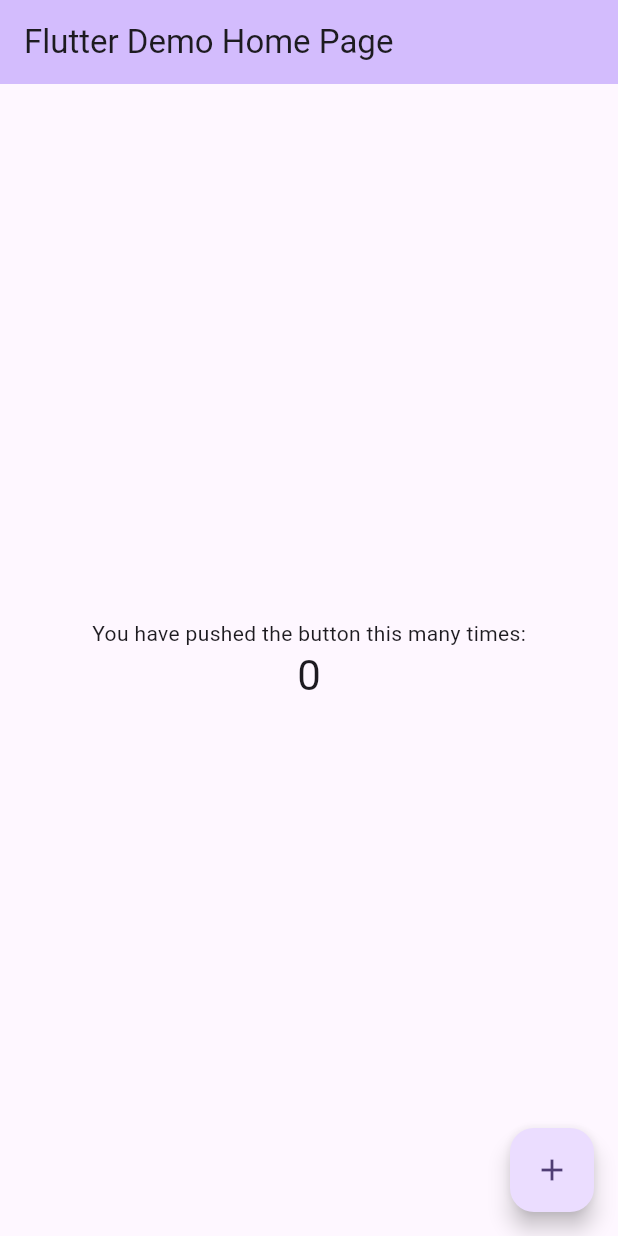
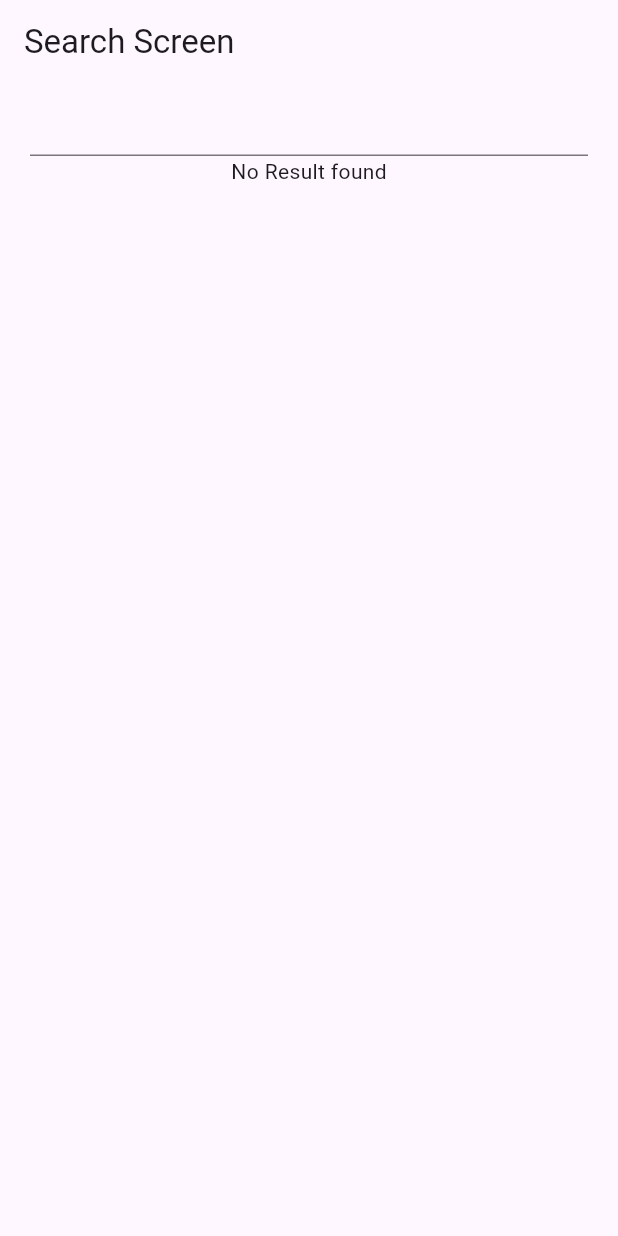
Before and after one commit to RRKawchar/flutter_practices, a Flutter app: the screen it shows after launch, on a phone screen of 412 x 824 dp. Run offline on Flutter 3.47's test engine with Material 2 defaults, Android fonts, the phone set to English and light mode, and no system bars; our stand-ins replace get.

Commit message:
array test

```diff
--- a/lib/main.dart
+++ b/lib/main.dart
@@ -1,4 +1,8 @@
 import 'package:flutter/material.dart';
+import 'package:get/get.dart';
+import 'package:github_test2/view/array_list_check/array_list_check.dart';
+import 'package:github_test2/view/array_list_check/combine_array.dart';
+import 'package:github_test2/view/array_list_check/search_screen.dart';
 
 void main() {
   runApp(const MyApp());
@@ -10,116 +14,13 @@ class MyApp extends StatelessWidget {
   // This widget is the root of your application.
   @override
   Widget build(BuildContext context) {
-    return MaterialApp(
+    return GetMaterialApp(
       title: 'Flutter Demo',
       theme: ThemeData(
-        // This is the theme of your application.
-        //
-        // TRY THIS: Try running your application with "flutter run". You'll see
-        // the application has a blue toolbar. Then, without quitting the app,
-        // try changing the seedColor in the colorScheme below to Colors.green
-        // and then invoke "hot reload" (save your changes or press the "hot
-        // reload" button in a Flutter-supported IDE, or press "r" if you used
-        // the command line to start the app).
-        //
-        // Notice that the counter didn't reset back to zero; the application
-        // state is not lost during the reload. To reset the state, use hot
-        // restart instead.
-        //
-        // This works for code too, not just values: Most code changes can be
-        // tested with just a hot reload.
         colorScheme: ColorScheme.fromSeed(seedColor: Colors.deepPurple),
         useMaterial3: true,
       ),
-      home: const MyHomePage(title: 'Flutter Demo Home Page'),
+      home:const SearchScreen(),
     );
   }
 }
-
-class MyHomePage extends StatefulWidget {
-  const MyHomePage({super.key, required this.title});
-
-  // This widget is the home page of your application. It is stateful, meaning
-  // that it has a State object (defined below) that contains fields that affect
-  // how it looks.
-
-  // This class is the configuration for the state. It holds the values (in this
-  // case the title) provided by the parent (in this case the App widget) and
-  // used by the build method of the State. Fields in a Widget subclass are
-  // always marked "final".
-
-  final String title;
-
-  @override
-  State<MyHomePage> createState() => _MyHomePageState();
-}
-
-class _MyHomePageState extends State<MyHomePage> {
-  int _counter = 0;
-
-  void _incrementCounter() {
-    setState(() {
-      // This call to setState tells the Flutter framework that something has
-      // changed in this State, which causes it to rerun the build method below
-      // so that the display can reflect the updated values. If we changed
-      // _counter without calling setState(), then the build method would not be
-      // called again, and so nothing would appear to happen.
-      _counter++;
-    });
-  }
-
-  @override
-  Widget build(BuildContext context) {
-    // This method is rerun every time setState is called, for instance as done
-    // by the _incrementCounter method above.
-    //
-    // The Flutter framework has been optimized to make rerunning build methods
-    // fast, so that you can just rebuild anything that needs updating rather
-    // than having to individually change instances of widgets.
-    return Scaffold(
-      appBar: AppBar(
-        // TRY THIS: Try changing the color here to a specific color (to
-        // Colors.amber, perhaps?) and trigger a hot reload to see the AppBar
-        // change color while the other colors stay the same.
-        backgroundColor: Theme.of(context).colorScheme.inversePrimary,
-        // Here we take the value from the MyHomePage object that was created by
-        // the App.build method, and use it to set our appbar title.
-        title: Text(widget.title),
-      ),
-      body: Center(
-        // Center is a layout widget. It takes a single child and positions it
-        // in the middle of the parent.
-        child: Column(
-          // Column is also a layout widget. It takes a list of children and
-          // arranges them vertically. By default, it sizes itself to fit its
-          // children horizontally, and tries to be as tall as its parent.
-          //
-          // Column has various properties to control how it sizes itself and
-          // how it positions its children. Here we use mainAxisAlignment to
-          // center the children vertically; the main axis here is the vertical
-          // axis because Columns are vertical (the cross axis would be
-          // horizontal).
-          //
-          // TRY THIS: Invoke "debug painting" (choose the "Toggle Debug Paint"
-          // action in the IDE, or press "p" in the console), to see the
-          // wireframe for each widget.
-          mainAxisAlignment: MainAxisAlignment.center,
-          children: <Widget>[
-            const Text(
-              'You have pushed the button this many times:',
-            ),
-            Text(
-              '$_counter',
-              style: Theme.of(context).textTheme.headlineMedium,
-            ),
-          ],
-        ),
-      ),
-      floatingActionButton: FloatingActionButton(
-        onPressed: _incrementCounter,
-        tooltip: 'Increment',
-        child: const Icon(Icons.add),
-      ), // This trailing comma makes auto-formatting nicer for build methods.
-    );
-  }
-}
--- /dev/null
+++ b/lib/model/users.dart
@@ -0,0 +1,6 @@
+class Users{
+
+
+  String name, address;
+  Users({required this.name, required this.address});
+}
--- /dev/null
+++ b/lib/view/array_list_check/search_screen.dart
@@ -0,0 +1,57 @@
+import 'package:flutter/material.dart';
+
+class SearchScreen extends StatefulWidget {
+  const SearchScreen({Key? key}) : super(key: key);
+
+  @override
+  State<SearchScreen> createState() => _SearchScreenState();
+}
+
+class _SearchScreenState extends State<SearchScreen> {
+
+
+  List<String> countriesList=["Canada", "Brazil", "USA", "Japan", "China","UK", "Uganda", "Uruguay","Bangladesh"];
+
+  List<String> searchList=[];
+
+  final searchController=TextEditingController();
+
+  void searchData(String value){
+    searchList= countriesList.where((element) => element.toLowerCase().contains(value.toLowerCase())).toList();
+    setState(() {
+
+    });
+    print(countriesList);
+  }
+
+  @override
+  Widget build(BuildContext context) {
+    return Scaffold(
+      appBar: AppBar(
+        title: const Text("Search Screen"),
+      ),
+      body: Padding(
+        padding: const EdgeInsets.symmetric(horizontal: 20),
+        child: Column(
+          children: [
+             TextField(
+               controller: searchController,
+               onChanged: (value){
+                 searchData(value);
+               },
+             ),
+            Expanded(child: searchController.text.isEmpty?const Text("No Result found"):ListView.builder(
+                itemCount: searchList.length,
+                itemBuilder: (context,index){
+              return ListTile(
+                title: Text(searchList[index]),
+              );
+            }))
+
+
+          ],
+        ),
+      ),
+    );
+  }
+}
--- a/pubspec.yaml
+++ b/pubspec.yaml
@@ -35,6 +35,7 @@ dependencies:
   # The following adds the Cupertino Icons font to your application.
   # Use with the CupertinoIcons class for iOS style icons.
   cupertino_icons: ^1.0.2
+  get: ^4.6.5
 
 dev_dependencies:
   flutter_test:
```
Also changed, not shown: lib/model/person.dart (added, +10 -0 lines), lib/view/array_list_check/array_list_check.dart (added, +31 -0 lines), lib/view/array_list_check/combine_array.dart (added, +47 -0 lines), lib/view/array_list_check/widgets/array_data_widget.dart (added, +41 -0 lines), lib/view_model/controller/array_controller.dart (added, +40 -0 lines), lib/view_model/controller/combine_controller.dart (added, +34 -0 lines), lib/data/response_data.dart (added), lib/view/date_time.dart (added), pubspec.lock.
